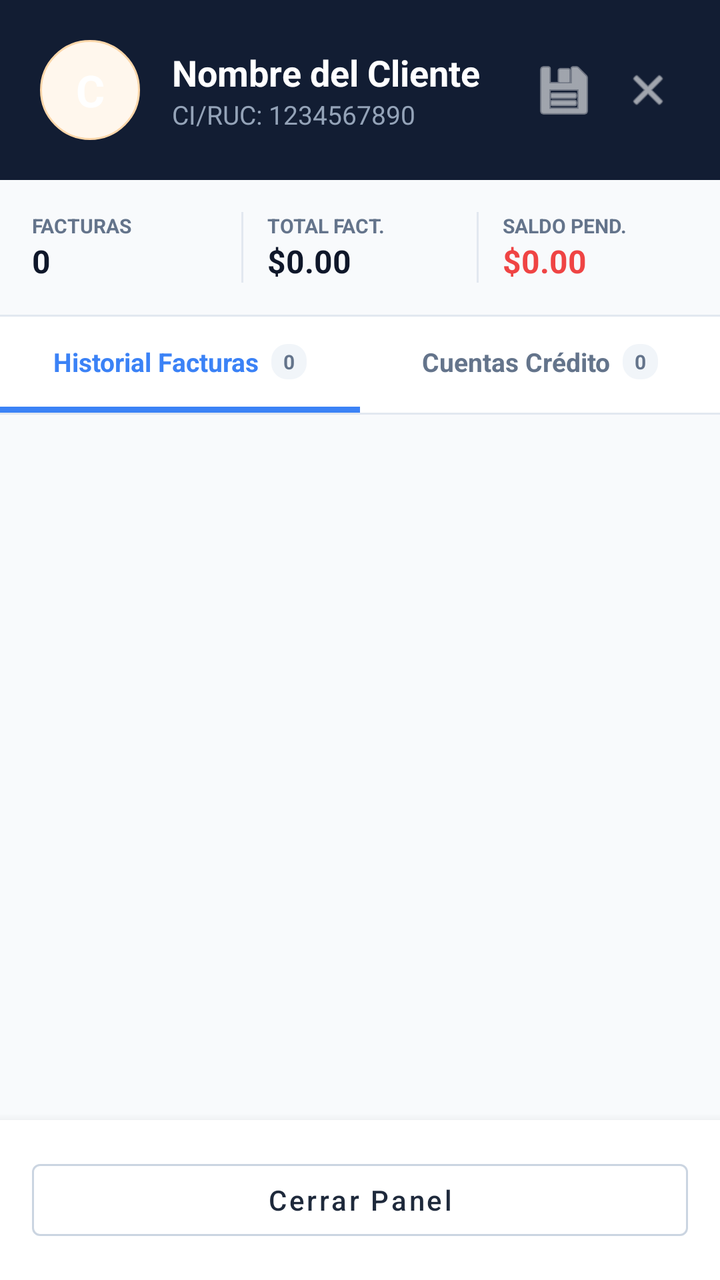
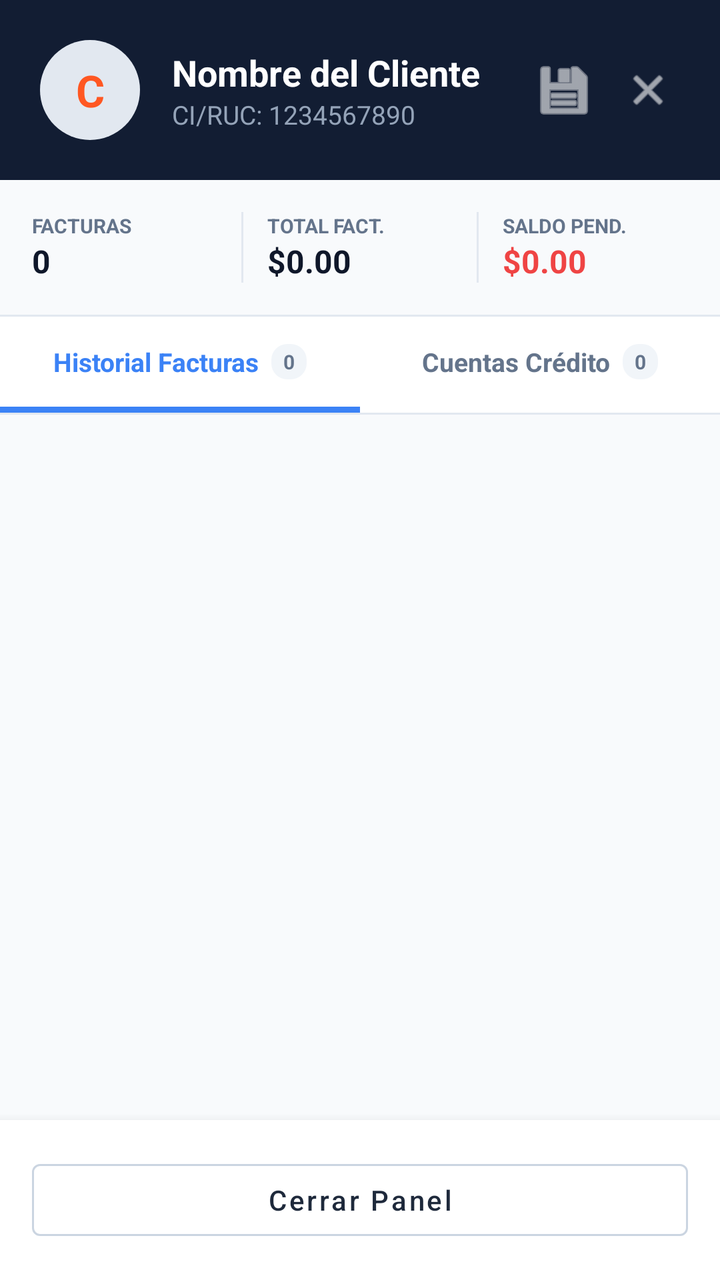

Two renders of the same Android screen: before a commit and after it. Below are the layout's source before the change and the commit's diff.
<!-- AndroidManifest.xml: application theme Theme.MaterialComponents.Light.NoActionBar -->
<!-- res/layout/dialog_detalle_cliente.xml -->
<?xml version="1.0" encoding="utf-8"?>
<LinearLayout xmlns:android="http://schemas.android.com/apk/res/android"
    xmlns:app="http://schemas.android.com/apk/res-auto"
    android:layout_width="match_parent"
    android:layout_height="match_parent"
    android:background="@drawable/bg_bottom_sheet_modern"
    android:orientation="vertical">

    <LinearLayout
        android:layout_width="match_parent"
        android:layout_height="wrap_content"
        android:background="#121D33"
        android:orientation="horizontal"
        android:padding="20dp"
        android:gravity="center_vertical">

        <TextView
            android:id="@+id/tvModalInicial"
            android:layout_width="50dp"
            android:layout_height="50dp"
            android:background="@drawable/bg_circle_orange"
            android:gravity="center"
            android:text="C"
            android:textColor="#FFFFFF"
            android:textSize="22sp"
            android:textStyle="bold" />

        <LinearLayout
            android:layout_width="0dp"
            android:layout_height="wrap_content"
            android:layout_weight="1"
            android:orientation="vertical"
            android:paddingStart="16dp">

            <TextView
                android:id="@+id/tvModalNombre"
                android:layout_width="match_parent"
                android:layout_height="wrap_content"
                android:text="Nombre del Cliente"
                android:textColor="#FFFFFF"
                android:textSize="18sp"
                android:textStyle="bold" />

            <TextView
                android:id="@+id/tvModalRuc"
                android:layout_width="match_parent"
                android:layout_height="wrap_content"
                android:text="CI/RUC: 1234567890"
                android:textColor="#94A3B8"
                android:textSize="13sp" />
        </LinearLayout>

        <LinearLayout
            android:layout_width="wrap_content"
            android:layout_height="wrap_content"
            android:orientation="horizontal"
            android:gravity="center_vertical">

            
            <ImageButton
                android:id="@+id/btnExportarPdfCliente"
                android:layout_width="36dp"
                android:layout_height="36dp"
                android:layout_marginEnd="8dp"
                android:background="?attr/selectableItemBackgroundBorderless"
                android:src="@android:drawable/ic_menu_save"
                app:tint="#FFFFFF"
                android:contentDescription="Exportar a PDF" />

            
            <ImageView
                android:id="@+id/btnModalCloseTop"
                android:layout_width="32dp"
                android:layout_height="32dp"
                android:padding="4dp"
                android:src="@android:drawable/ic_menu_close_clear_cancel"
                app:tint="#FFFFFF"
                android:background="?attr/selectableItemBackgroundBorderless" />
        </LinearLayout>
    </LinearLayout>

    <TextView
        android:id="@+id/tvModalDeudaBadge"
        android:layout_width="match_parent"
        android:layout_height="wrap_content"
        android:background="#FEF2F2"
        android:padding="8dp"
        android:text="Debe $0.00"
        android:textAlignment="center"
        android:textColor="#EF4444"
        android:textSize="13sp"
        android:textStyle="bold"
        android:visibility="gone" />

    
    <LinearLayout
        android:layout_width="match_parent"
        android:layout_height="wrap_content"
        android:background="#F8FAFC"
        android:baselineAligned="false"
        android:orientation="horizontal"
        android:padding="16dp">

        <LinearLayout
            android:layout_width="0dp"
            android:layout_height="wrap_content"
            android:layout_weight="1"
            android:orientation="vertical">

            <TextView
                android:layout_width="wrap_content"
                android:layout_height="wrap_content"
                android:text="FACTURAS"
                android:textColor="#64748B"
                android:textSize="10sp"
                android:textStyle="bold" />

            <TextView
                android:id="@+id/tvModalCountFacturas"
                android:layout_width="wrap_content"
                android:layout_height="wrap_content"
                android:text="0"
                android:textColor="#0F172A"
                android:textSize="16sp"
                android:textStyle="bold" />
        </LinearLayout>

        <View
            android:layout_width="1dp"
            android:layout_height="match_parent"
            android:layout_marginHorizontal="12dp"
            android:background="#E2E8F0" />

        <LinearLayout
            android:layout_width="0dp"
            android:layout_height="wrap_content"
            android:layout_weight="1"
            android:orientation="vertical">

            <TextView
                android:layout_width="wrap_content"
                android:layout_height="wrap_content"
                android:text="TOTAL FACT."
                android:textColor="#64748B"
                android:textSize="10sp"
                android:textStyle="bold" />

            <TextView
                android:id="@+id/tvModalTotalFacturado"
                android:layout_width="wrap_content"
                android:layout_height="wrap_content"
                android:text="$0.00"
                android:textColor="#0F172A"
                android:textSize="16sp"
                android:textStyle="bold" />
        </LinearLayout>

        <View
            android:layout_width="1dp"
            android:layout_height="match_parent"
            android:layout_marginHorizontal="12dp"
            android:background="#E2E8F0" />

        <LinearLayout
            android:layout_width="0dp"
            android:layout_height="wrap_content"
            android:layout_weight="1"
            android:orientation="vertical">

            <TextView
                android:layout_width="wrap_content"
                android:layout_height="wrap_content"
                android:text="SALDO PEND."
                android:textColor="#64748B"
                android:textSize="10sp"
                android:textStyle="bold" />

            <TextView
                android:id="@+id/tvModalTotalDeuda"
                android:layout_width="wrap_content"
                android:layout_height="wrap_content"
                android:text="$0.00"
                android:textColor="#EF4444"
                android:textSize="16sp"
                android:textStyle="bold" />
        </LinearLayout>
    </LinearLayout>

    <View
        android:layout_width="match_parent"
        android:layout_height="1dp"
        android:background="#E2E8F0" />

    
    <LinearLayout
        android:layout_width="match_parent"
        android:layout_height="48dp"
        android:background="#FFFFFF"
        android:orientation="horizontal">

        <LinearLayout
            android:id="@+id/tabFacturas"
            android:layout_width="0dp"
            android:layout_height="match_parent"
            android:layout_weight="1"
            android:background="?attr/selectableItemBackground"
            android:clickable="true"
            android:focusable="true"
            android:gravity="center"
            android:orientation="vertical">

            <LinearLayout
                android:layout_width="wrap_content"
                android:layout_height="0dp"
                android:layout_weight="1"
                android:gravity="center"
                android:orientation="horizontal">

                <TextView
                    android:id="@+id/tvTabFacturasText"
                    android:layout_width="wrap_content"
                    android:layout_height="wrap_content"
                    android:text="Historial Facturas"
                    android:textColor="#3B82F6"
                    android:textSize="13sp"
                    android:textStyle="bold" />

                <TextView
                    android:id="@+id/tvTabFacturasBadge"
                    android:layout_width="wrap_content"
                    android:layout_height="wrap_content"
                    android:layout_marginStart="6dp"
                    android:background="@drawable/bg_badge_gray"
                    android:paddingHorizontal="6dp"
                    android:paddingVertical="2dp"
                    android:text="0"
                    android:textColor="#64748B"
                    android:textSize="10sp"
                    android:textStyle="bold" />
            </LinearLayout>

            <View
                android:id="@+id/indicatorFacturas"
                android:layout_width="match_parent"
                android:layout_height="3dp"
                android:background="#3B82F6" />
        </LinearLayout>

        <LinearLayout
            android:id="@+id/tabCreditos"
            android:layout_width="0dp"
            android:layout_height="match_parent"
            android:layout_weight="1"
            android:background="?attr/selectableItemBackground"
            android:clickable="true"
            android:focusable="true"
            android:gravity="center"
            android:orientation="vertical">

            <LinearLayout
                android:layout_width="wrap_content"
                android:layout_height="0dp"
                android:layout_weight="1"
                android:gravity="center"
                android:orientation="horizontal">

                <TextView
                    android:id="@+id/tvTabCreditosText"
                    android:layout_width="wrap_content"
                    android:layout_height="wrap_content"
                    android:text="Cuentas Crédito"
                    android:textColor="#64748B"
                    android:textSize="13sp"
                    android:textStyle="bold" />

                <TextView
                    android:id="@+id/tvTabCreditosBadge"
                    android:layout_width="wrap_content"
                    android:layout_height="wrap_content"
                    android:layout_marginStart="6dp"
                    android:background="@drawable/bg_badge_gray"
                    android:paddingHorizontal="6dp"
                    android:paddingVertical="2dp"
                    android:text="0"
                    android:textColor="#64748B"
                    android:textSize="10sp"
                    android:textStyle="bold" />
            </LinearLayout>

            <View
                android:id="@+id/indicatorCreditos"
                android:layout_width="match_parent"
                android:layout_height="3dp"
                android:background="@android:color/transparent" />
        </LinearLayout>
    </LinearLayout>

    <View
        android:layout_width="match_parent"
        android:layout_height="1dp"
        android:background="#E2E8F0" />

    
    <androidx.recyclerview.widget.RecyclerView
        android:id="@+id/rvModalDocumentos"
        android:layout_width="match_parent"
        android:layout_height="0dp"
        android:layout_weight="1"
        android:background="#F8FAFC"
        android:clipToPadding="false"
        android:padding="12dp" />

    
    <LinearLayout
        android:layout_width="match_parent"
        android:layout_height="wrap_content"
        android:background="#FFFFFF"
        android:elevation="8dp"
        android:padding="16dp">

        <com.google.android.material.button.MaterialButton
            android:id="@+id/btnModalCerrar"
            style="@style/Widget.MaterialComponents.Button.OutlinedButton"
            android:layout_width="match_parent"
            android:layout_height="48dp"
            android:text="Cerrar Panel"
            android:textAllCaps="false"
            android:textColor="#1E293B"
            app:strokeColor="#CBD5E1" />
    </LinearLayout>

</LinearLayout>
<!-- resources referenced by this layout -->
<resources>
  <!-- drawable bg_badge_gray (drawable) -->
  <?xml version="1.0" encoding="utf-8"?>
  <shape xmlns:android="http://schemas.android.com/apk/res/android"
      android:shape="rectangle">
      <solid android:color="#F1F5F9" />
      <corners android:radius="8dp" />
  </shape>
  <!-- drawable bg_bottom_sheet_modern (drawable) -->
  <?xml version="1.0" encoding="utf-8"?>
  <shape xmlns:android="http://schemas.android.com/apk/res/android"
      android:shape="rectangle">
      <solid android:color="@android:color/white" />
      <corners
          android:topLeftRadius="24dp"
          android:topRightRadius="24dp"
          android:bottomLeftRadius="0dp"
          android:bottomRightRadius="0dp" />
  </shape>
  <!-- drawable bg_circle_orange (drawable) -->
  <shape xmlns:android="http://schemas.android.com/apk/res/android" android:shape="oval">
      <solid android:color="#FFF7ED"/>
      <stroke android:width="1dp" android:color="#FED7AA"/>
  </shape>
</resources>

<!-- the commit's change to res/layout/dialog_detalle_cliente.xml (unified diff, before → after) -->
@@ -18,10 +18,10 @@
             android:id="@+id/tvModalInicial"
             android:layout_width="50dp"
             android:layout_height="50dp"
-            android:background="@drawable/bg_circle_orange"
+            android:background="@drawable/bg_avatar_circulo"
             android:gravity="center"
             android:text="C"
-            android:textColor="#FFFFFF"
+            android:textColor="#FF5722"
             android:textSize="22sp"
             android:textStyle="bold" />
 
<!-- resource entries referenced after the edit -->
@@ -1,5 +1,10 @@
 <!-- resources referenced by this layout -->
 <resources>
+  <!-- drawable bg_avatar_circulo (drawable) -->
+  <?xml version="1.0" encoding="utf-8"?>
+  <shape xmlns:android="http://schemas.android.com/apk/res/android" android:shape="oval">
+      <solid android:color="#E2E8F0"/>
+  </shape>
   <!-- drawable bg_badge_gray (drawable) -->
   <?xml version="1.0" encoding="utf-8"?>
   <shape xmlns:android="http://schemas.android.com/apk/res/android"
@@ -18,10 +23,5 @@
           android:bottomLeftRadius="0dp"
           android:bottomRightRadius="0dp" />
   </shape>
-  <!-- drawable bg_circle_orange (drawable) -->
-  <shape xmlns:android="http://schemas.android.com/apk/res/android" android:shape="oval">
-      <solid android:color="#FFF7ED"/>
-      <stroke android:width="1dp" android:color="#FED7AA"/>
-  </shape>
 </resources>
 
